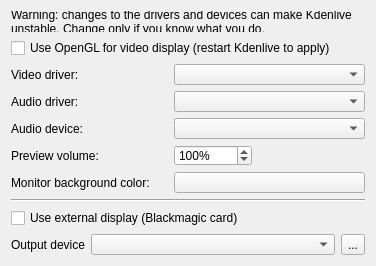
Before: the Qt Designer form src/ui/configsdl_ui.ui in KDE/kdenlive, drawn with Qt 5.
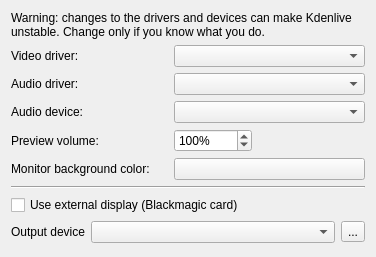
After: the same form once the commit is applied. Custom widgets are drawn as their Qt base class.

Commit message:
Remove support for non-OpenGL main monitor.
Every machine capable of doing video editing these days should have OpenGL,
so remove the legacy support.

Diff of the .ui file:
```diff
--- a/src/ui/configsdl_ui.ui
+++ b/src/ui/configsdl_ui.ui
@@ -21,14 +21,7 @@
      </property>
     </widget>
    </item>
-   <item row="1" column="0" colspan="5">
-    <widget class="QCheckBox" name="kcfg_openglmonitors">
-     <property name="text">
-      <string>Use OpenGL for video display (restart Kdenlive to apply)</string>
-     </property>
-    </widget>
-   </item>
-   <item row="2" column="0">
+   <item row="1" column="0">
     <widget class="QLabel" name="textLabel1_2_2">
      <property name="sizePolicy">
       <sizepolicy hsizetype="Maximum" vsizetype="Preferred">
@@ -44,10 +37,10 @@
      </property>
     </widget>
    </item>
-   <item row="2" column="2" colspan="3">
+   <item row="1" column="2" colspan="3">
     <widget class="KComboBox" name="kcfg_video_driver"/>
    </item>
-   <item row="3" column="0">
+   <item row="2" column="0">
     <widget class="QLabel" name="textLabel1_2">
      <property name="sizePolicy">
       <sizepolicy hsizetype="Maximum" vsizetype="Preferred">
@@ -63,10 +56,10 @@
      </property>
     </widget>
    </item>
-   <item row="3" column="2" colspan="3">
+   <item row="2" column="2" colspan="3">
     <widget class="KComboBox" name="kcfg_audio_driver"/>
    </item>
-   <item row="4" column="0">
+   <item row="3" column="0">
     <widget class="QLabel" name="textLabel1">
      <property name="text">
       <string>Audio device:</string>
@@ -76,17 +69,17 @@
      </property>
     </widget>
    </item>
-   <item row="4" column="2" colspan="3">
+   <item row="3" column="2" colspan="3">
     <widget class="KComboBox" name="kcfg_audio_device"/>
    </item>
-   <item row="5" column="0" colspan="2">
+   <item row="4" column="0" colspan="2">
     <widget class="QLabel" name="label_3">
      <property name="text">
       <string>Preview volume:</string>
      </property>
     </widget>
    </item>
-   <item row="5" column="2">
+   <item row="4" column="2">
     <widget class="QSpinBox" name="kcfg_volume">
      <property name="suffix">
       <string>%</string>
@@ -99,14 +92,14 @@
      </property>
     </widget>
    </item>
-   <item row="6" column="0" colspan="2">
+   <item row="5" column="0" colspan="2">
     <widget class="QLabel" name="label">
      <property name="text">
       <string>Monitor background color:</string>
      </property>
     </widget>
    </item>
-   <item row="6" column="2" colspan="3">
+   <item row="5" column="2" colspan="3">
     <widget class="KColorButton" name="kcfg_window_background">
      <property name="defaultColor">
       <color>
@@ -117,28 +110,28 @@
      </property>
     </widget>
    </item>
-   <item row="7" column="0" colspan="5">
+   <item row="6" column="0" colspan="5">
     <widget class="Line" name="line">
      <property name="orientation">
       <enum>Qt::Horizontal</enum>
      </property>
     </widget>
    </item>
-   <item row="8" column="0" colspan="4">
+   <item row="7" column="0" colspan="4">
     <widget class="QCheckBox" name="kcfg_external_display">
      <property name="text">
       <string>Use external display (Blackmagic card)</string>
      </property>
     </widget>
    </item>
-   <item row="9" column="0">
+   <item row="8" column="0">
     <widget class="QLabel" name="label_5">
      <property name="text">
       <string>Output device</string>
      </property>
     </widget>
    </item>
-   <item row="9" column="1" colspan="3">
+   <item row="8" column="1" colspan="3">
     <widget class="KComboBox" name="kcfg_blackmagic_output_device">
      <property name="enabled">
       <bool>true</bool>
@@ -151,14 +144,14 @@
      </property>
     </widget>
    </item>
-   <item row="9" column="4">
+   <item row="8" column="4">
     <widget class="QToolButton" name="reload_blackmagic">
      <property name="text">
       <string>...</string>
      </property>
     </widget>
    </item>
-   <item row="10" column="3">
+   <item row="9" column="3">
     <spacer name="verticalSpacer">
      <property name="orientation">
       <enum>Qt::Vertical</enum>
```
The commit also changes 9 other files.
